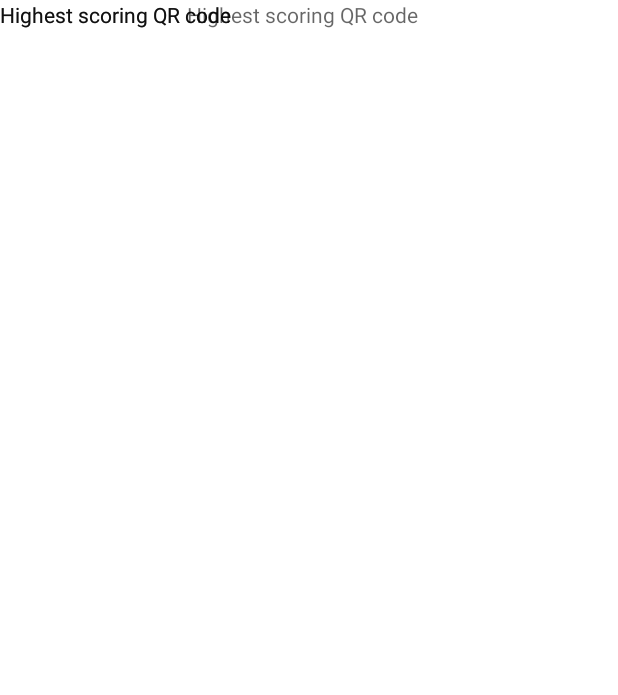
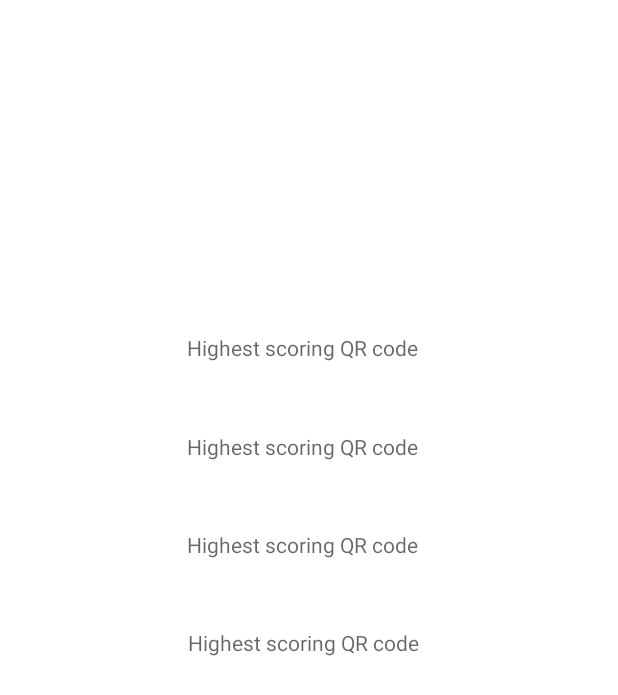
Before and after one commit to CMPUT301W22T05/QRHunter, an Android app: the layout qr_information_layout.xml on its own in the app's theme, with its tools: preview values and no code run, on a phone screen of 412 x 824 dp. Shown: the top 695 px of the screen. Run offline under Robolectric (Android 15) with nearby library versions, the light colour scheme and no system bars.

Commit message:
wenhao for qr_information_layout.xml

```diff
--- a/version 1/app/src/main/res/layout/qr_information_layout.xml
+++ b/version 1/app/src/main/res/layout/qr_information_layout.xml
@@ -6,35 +6,48 @@
     android:layout_height="match_parent">
 
     <TextView
-        android:id="@+id/highest_scoring_textView4"
-        android:layout_width="163dp"
-        android:layout_height="49dp"
-        android:hint="Highest scoring QR code"
-        tools:layout_editor_absoluteX="124dp"
-        tools:layout_editor_absoluteY="368dp" />
-
-    <TextView
-        android:id="@+id/highest_scoring_textView3"
-        android:layout_width="163dp"
-        android:layout_height="49dp"
-        android:hint="Highest scoring QR code"
-        tools:layout_editor_absoluteX="124dp"
-        tools:layout_editor_absoluteY="292dp" />
-
-    <TextView
-        android:id="@+id/highest_scoring_textView2"
-        android:layout_width="163dp"
-        android:layout_height="49dp"
-        android:hint="Highest scoring QR code"
-        tools:layout_editor_absoluteX="124dp"
-        tools:layout_editor_absoluteY="224dp" />
-
-    <TextView
         android:id="@+id/highest_scoring_textView"
         android:layout_width="163dp"
         android:layout_height="49dp"
+        android:layout_marginBottom="16dp"
         android:hint="Highest scoring QR code"
+        app:layout_constraintBottom_toTopOf="@+id/lowest_scoring_textView"
         app:layout_constraintEnd_toEndOf="parent"
         app:layout_constraintStart_toStartOf="parent"
-        tools:layout_editor_absoluteY="151dp" />
+        app:layout_constraintTop_toTopOf="parent"
+        app:layout_constraintVertical_bias="0.998" />
+
+
+    <TextView
+        android:id="@+id/lowest_scoring_textView"
+        android:layout_width="163dp"
+        android:layout_height="49dp"
+        android:layout_marginBottom="16dp"
+        android:hint="Highest scoring QR code"
+        app:layout_constraintBottom_toTopOf="@+id/sum_scoring_textView"
+        app:layout_constraintEnd_toEndOf="parent"
+        app:layout_constraintStart_toStartOf="parent" />
+
+    <TextView
+        android:id="@+id/sum_scoring_textView"
+        android:layout_width="163dp"
+        android:layout_height="49dp"
+        android:layout_marginBottom="16dp"
+        android:hint="Highest scoring QR code"
+        app:layout_constraintBottom_toTopOf="@+id/number_scoring_textView"
+        app:layout_constraintEnd_toEndOf="parent"
+        app:layout_constraintStart_toStartOf="parent" />
+
+
+    <TextView
+        android:id="@+id/number_scoring_textView"
+        android:layout_width="163dp"
+        android:layout_height="49dp"
+        android:layout_marginBottom="356dp"
+        android:hint="Highest scoring QR code"
+        app:layout_constraintBottom_toBottomOf="parent"
+        app:layout_constraintEnd_toEndOf="parent"
+        app:layout_constraintHorizontal_bias="0.504"
+        app:layout_constraintStart_toStartOf="parent" />
+
 </androidx.constraintlayout.widget.ConstraintLayout>
--- a/version 1/app/src/main/res/layout/signup.xml
+++ b/version 1/app/src/main/res/layout/signup.xml
@@ -26,8 +26,7 @@
         android:layout_marginTop="140dp"
         android:ems="10"
         android:hint="Password"
-        android:inputType="textPassword"
-        android:minHeight="48dp"
+        android:inputType="textPassword"        android:minHeight="48dp"
         app:layout_constraintEnd_toEndOf="parent"
         app:layout_constraintHorizontal_bias="0.502"
         app:layout_constraintStart_toStartOf="parent"
```
